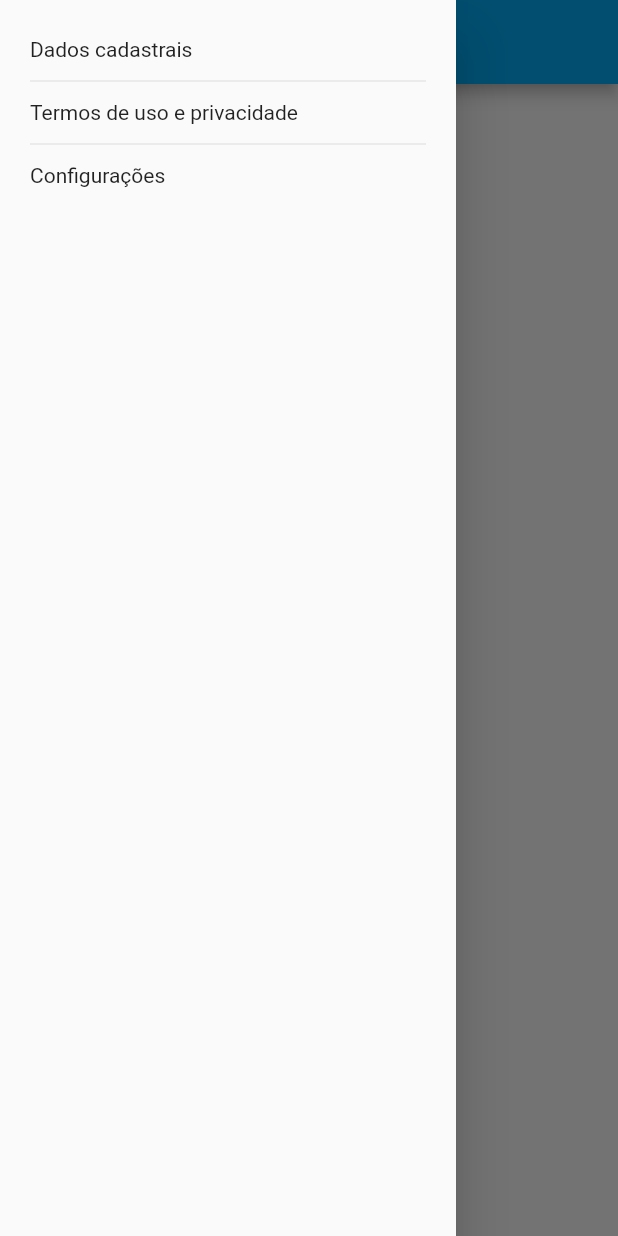
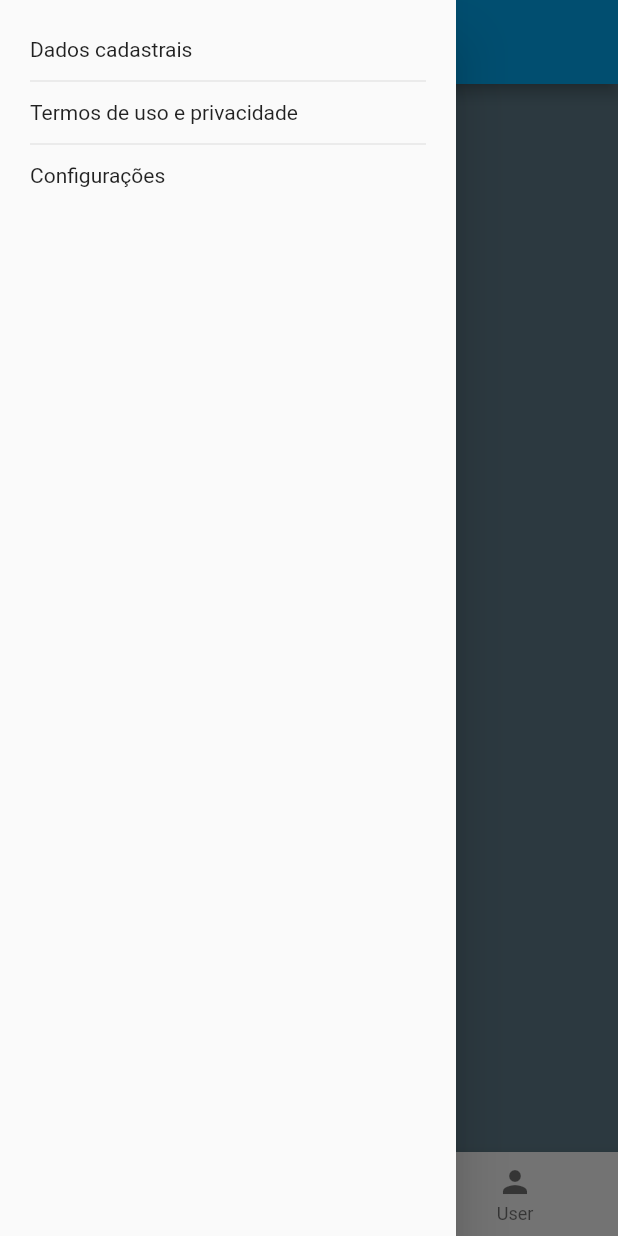
Before and after one commit to Guilhermessena/trilhaapp, a Flutter app: the HomePage screen opened directly, with the side drawer open, on a phone screen of 412 x 824 dp. Run offline on Flutter 3.47's test engine with Material 2 defaults, Android fonts, the light colour scheme and no system bars; our stand-ins replace google_fonts; network calls fail.

Commit message:
Controller da page view e bottomNavigationBar

```diff
--- /dev/null
+++ b/lib/pages/dados_cadastrais.dart
@@ -0,0 +1,17 @@
+import 'package:flutter/material.dart';
+
+class DadosCadastrais extends StatelessWidget {
+  final String titulo;
+  final List<String> dados;
+  const DadosCadastrais({super.key, required this.titulo, required this.dados});
+
+  @override
+  Widget build(BuildContext context) {
+    return Scaffold(
+      appBar: AppBar(
+        title: Text(titulo),
+      ),
+      body: Center(child: Text(dados.length.toString())),
+    );
+  }
+}
--- a/lib/pages/home.dart
+++ b/lib/pages/home.dart
@@ -1,6 +1,7 @@
 import 'package:flutter/material.dart';
 import 'package:google_fonts/google_fonts.dart';
-import 'package:trilhaapp/service/gerador_numero_aleatorio_service.dart';
+import 'package:trilhaapp/pages/menu_drawer.dart';
+import 'package:trilhaapp/pages/num_pages.dart';
 
 class HomePage extends StatefulWidget {
   const HomePage({super.key});
@@ -10,9 +11,8 @@ class HomePage extends StatefulWidget {
 }
 
 class _HomePageState extends State<HomePage> {
-  var numeroGerado = 0;
-  var quantidadeClique = 0;
-
+  var pageController = PageController();
+  var posPage = 0;
   @override
   Widget build(BuildContext context) {
     return SafeArea(
@@ -23,39 +23,37 @@ class _HomePageState extends State<HomePage> {
             style: GoogleFonts.roboto(),
           ),
         ),
-        drawer: Drawer(
+        drawer: const Drawer(
           child: Padding(
-            padding: const EdgeInsets.all(20.0),
-            child: Column(
-              mainAxisAlignment: MainAxisAlignment.start,
-              crossAxisAlignment: CrossAxisAlignment.start,
-              children: [
-                InkWell(
-                  child: Container(
-                      padding: const EdgeInsets.symmetric(vertical: 5),
-                      width: double.infinity,
-                      child: const Text("Dados cadastrais")),
-                  onTap: () {},
-                ),
-                const Divider(),
-                InkWell(
-                  child: Container(
-                      padding: const EdgeInsets.symmetric(vertical: 5),
-                      width: double.infinity,
-                      child: const Text("Termos de uso e privacidade")),
-                  onTap: () {},
-                ),
-                const Divider(),
-                InkWell(
-                  child: Container(
-                      padding: const EdgeInsets.symmetric(vertical: 5),
-                      width: double.infinity,
-                      child: const Text("Configurações")),
-                  onTap: () {},
-                ),
+            padding: EdgeInsets.all(20.0),
+            child: MenuDrawer(),
+          ),
+        ),
+        body: Column(
+          children: [
+            Expanded(
+              child: PageView(
+                  controller: pageController,
+                  onPageChanged: (value) => setState(() {
+                        posPage = value;
+                      }),
+                  children: const [
+                    NumPage1(),
+                    NumPage2(),
+                    NumPage3(),
+                  ]),
+            ),
+            BottomNavigationBar(
+              onTap: (value) => pageController.jumpToPage(value),
+              currentIndex: posPage,
+              items: const [
+                BottomNavigationBarItem(label: "Home", icon: Icon(Icons.home)),
+                BottomNavigationBarItem(label: "Dados", icon: Icon(Icons.add)),
+                BottomNavigationBarItem(
+                    label: "User", icon: Icon(Icons.person)),
               ],
-            ),
-          ),
+            )
+          ],
         ),
       ),
     );
--- /dev/null
+++ b/lib/pages/menu_drawer.dart
@@ -0,0 +1,53 @@
+import 'package:flutter/material.dart';
+
+import 'dados_cadastrais.dart';
+
+class MenuDrawer extends StatefulWidget {
+  const MenuDrawer({super.key});
+
+  @override
+  State<MenuDrawer> createState() => _MenuDrawerState();
+}
+
+class _MenuDrawerState extends State<MenuDrawer> {
+  @override
+  Widget build(BuildContext context) {
+    return Column(
+      mainAxisAlignment: MainAxisAlignment.start,
+      crossAxisAlignment: CrossAxisAlignment.start,
+      children: [
+        InkWell(
+          child: Container(
+              padding: const EdgeInsets.symmetric(vertical: 5),
+              width: double.infinity,
+              child: const Text("Dados cadastrais")),
+          onTap: () {
+            Navigator.pop(context);
+            Navigator.push(
+                context,
+                MaterialPageRoute(
+                  builder: (context) => const DadosCadastrais(
+                      titulo: "Dados Cadastrais", dados: ["nome", "endereço"]),
+                ));
+          },
+        ),
+        const Divider(),
+        InkWell(
+          child: Container(
+              padding: const EdgeInsets.symmetric(vertical: 5),
+              width: double.infinity,
+              child: const Text("Termos de uso e privacidade")),
+          onTap: () {},
+        ),
+        const Divider(),
+        InkWell(
+          child: Container(
+              padding: const EdgeInsets.symmetric(vertical: 5),
+              width: double.infinity,
+              child: const Text("Configurações")),
+          onTap: () {},
+        ),
+      ],
+    );
+  }
+}
--- /dev/null
+++ b/lib/pages/num_pages.dart
@@ -0,0 +1,43 @@
+import 'package:flutter/material.dart';
+
+class NumPage1 extends StatefulWidget {
+  const NumPage1({super.key});
+
+  @override
+  State<NumPage1> createState() => _NumPage1State();
+}
+
+class _NumPage1State extends State<NumPage1> {
+  @override
+  Widget build(BuildContext context) {
+    return Container(color: Colors.blueGrey,);
+  }
+}
+
+class NumPage2 extends StatefulWidget {
+  const NumPage2({super.key});
+
+  @override
+  State<NumPage2> createState() => _NumPage2State();
+}
+
+class _NumPage2State extends State<NumPage2> {
+  @override
+  Widget build(BuildContext context) {
+    return Container(color: Colors.orange,);
+  }
+}
+
+class NumPage3 extends StatefulWidget {
+  const NumPage3({super.key});
+
+  @override
+  State<NumPage3> createState() => _NumPage3State();
+}
+
+class _NumPage3State extends State<NumPage3> {
+  @override
+  Widget build(BuildContext context) {
+    return Container(color: Colors.yellow,);
+  }
+}
```
